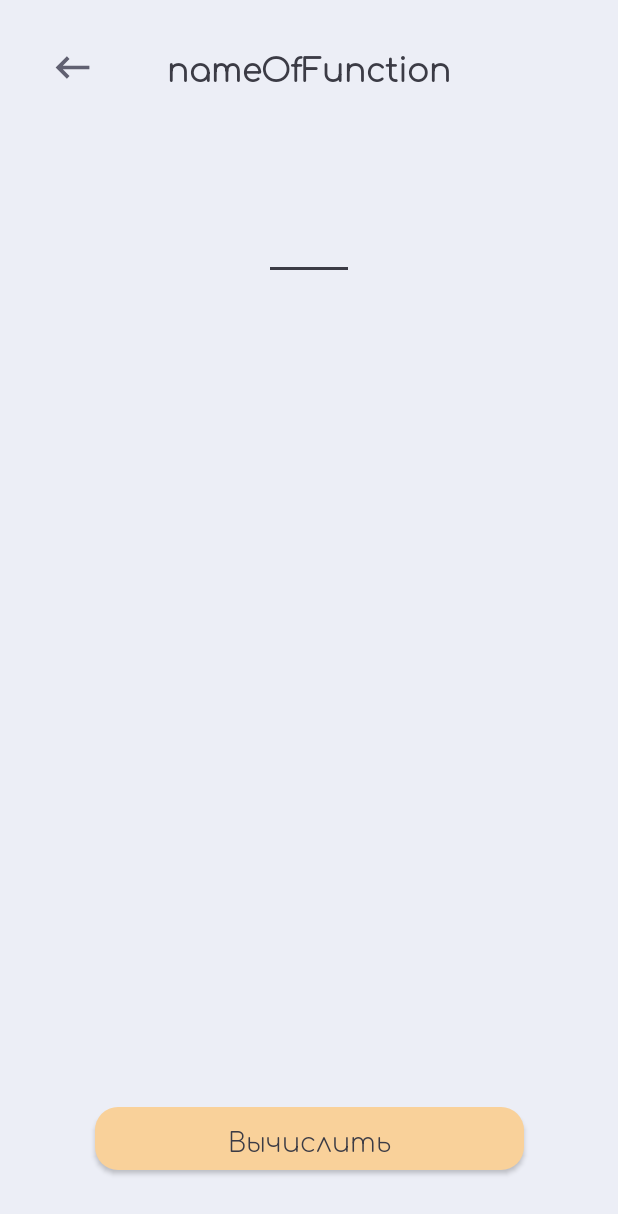
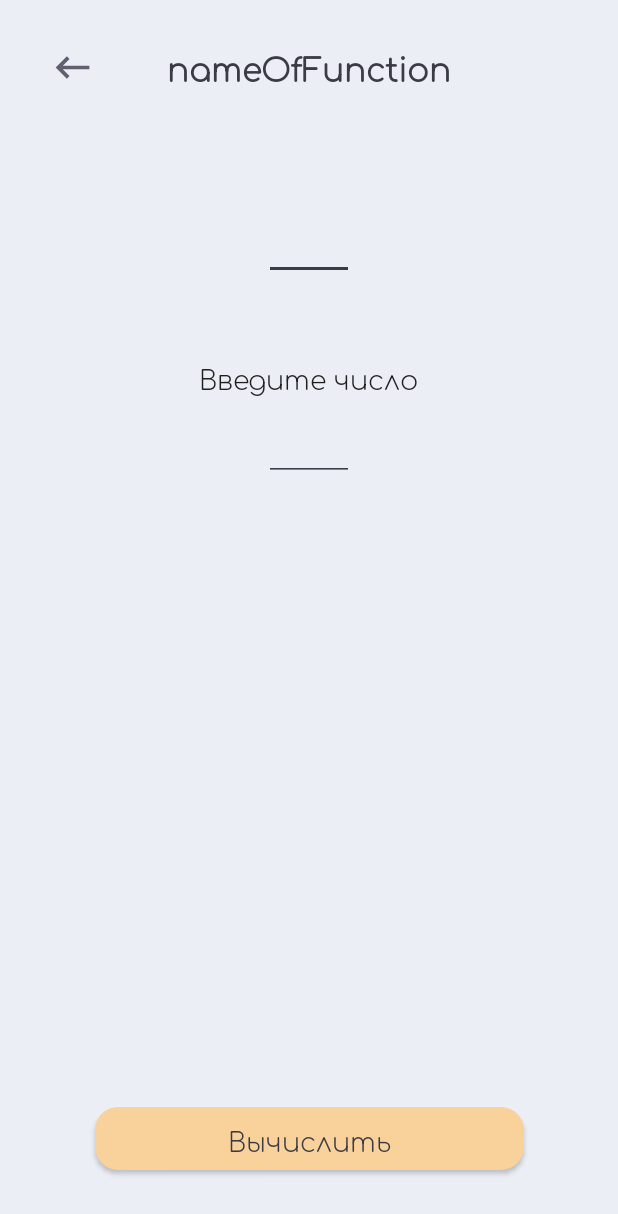
Before and after one commit to std-22/LAMA, an Android app: the MatrixInput screen opened directly, with no data from a screen before it, on a phone screen of 412 x 824 dp. Shown: the top 1214 px of the screen. Run offline under Robolectric (Android 15) with nearby library versions, the phone set to English and light mode, and no system bars; 1 statement that could not run was skipped.

Commit message:
New lyambda field

```diff
--- a/app/src/main/java/io/github/studio22/lama/MatrixInput.java
+++ b/app/src/main/java/io/github/studio22/lama/MatrixInput.java
@@ -16,6 +16,7 @@ public class MatrixInput extends AppCompatActivity {
     private static int selectedColumnSizeA = 1;
     private static int selectedRowSizeMatrixB = 1;
     private static int selectedColumnSizeMatrixB = 1;
+    private EditText editText_lyambda = null;
     private static final int[][] editTextId = {
             {R.id.editTextNumberA1, R.id.editTextNumberA2, R.id.editTextNumberA3, R.id.editTextNumberA4, R.id.editTextNumberA5, R.id.editTextNumberA6},
             {R.id.editTextNumberB1, R.id.editTextNumberB2, R.id.editTextNumberB3, R.id.editTextNumberB4, R.id.editTextNumberB5, R.id.editTextNumberB6},
@@ -79,6 +80,15 @@ public class MatrixInput extends AppCompatActivity {
         Button button = findViewById(R.id.to_input_matrix);
         if (getIntent().hasExtra("selected_row_size_matrix_B")) {
             button.setText(R.string.next);
+        }
+
+        //Отображение полей для ввода числа в классе матрица-число
+        if (   operation.getName().equals("Поэлементное A + n")  || operation.getName().equals("Поэлементное A - n")
+            || operation.getName().equals("Поэлементное A \u00D7 n")  || operation.getName().equals("Поэлементное A / n")
+            || operation.getName().equals("Поэлементное A\u207F")  || operation.getName().equals("A\u207F")){
+            findViewById(R.id.number_input).setVisibility(View.VISIBLE);
+            editText_lyambda = findViewById(R.id.editTextNumber);
+            editText_lyambda.setVisibility(View.VISIBLE);
         }
     }
 
@@ -149,6 +159,9 @@ public class MatrixInput extends AppCompatActivity {
                 intent.putExtra("selected_row_size", selectedRowSizeA);
                 intent.putExtra("selected_column_size", selectedColumnSizeA);
                 intent.putExtra("selected", operation);
+                if (editText_lyambda != null){
+                    intent.putExtra("lyambda", Double.parseDouble(editText_lyambda.getText().toString()));
+                }
                 startActivity(intent);
             } catch (Exception ignored) {
                 Toast toast = Toast.makeText(getApplicationContext(),
--- a/app/src/main/res/layout/matrix_input.xml
+++ b/app/src/main/res/layout/matrix_input.xml
@@ -553,6 +553,7 @@
         android:layout_width="wrap_content"
         android:layout_height="wrap_content"
         android:text="@string/enter_number"
+        android:layout_marginTop="50dp"
         style="@style/Text"
         android:visibility="gone"
         app:layout_constraintTop_toBottomOf="@+id/Matrix1"
@@ -576,6 +577,8 @@
         app:layout_constraintStart_toStartOf="parent"
         app:layout_constraintEnd_toEndOf="parent"/>
 
+    <!--Button-->
+
     <Button
         android:id="@+id/to_input_matrix"
         android:layout_width="286dp"
```
